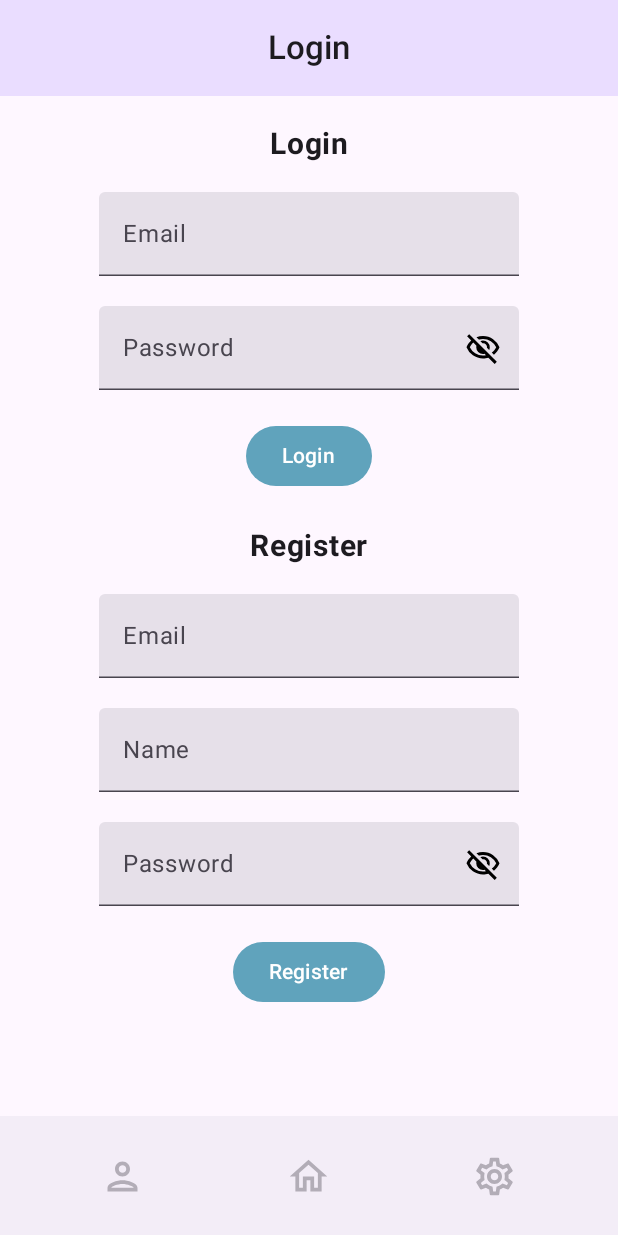
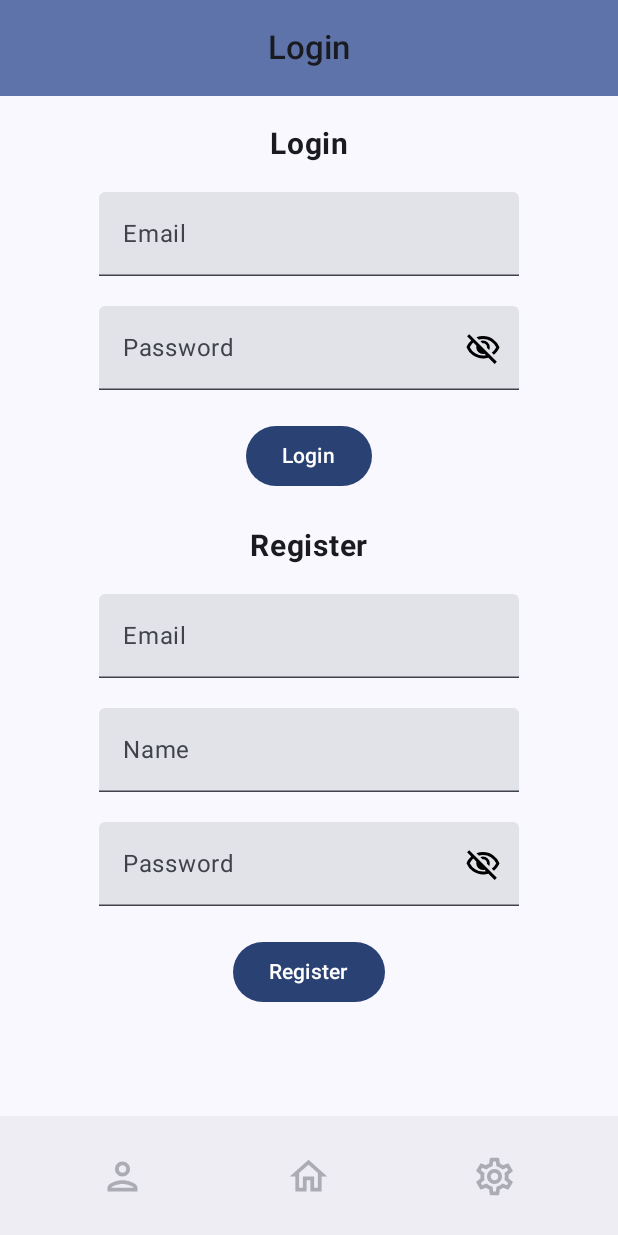
Before and after one commit to alessandro-ricci6/MusicEvents, an Android app built with Jetpack Compose: the screen it shows after launch (MainActivity), on a phone screen of 412 x 824 dp. Run offline under Robolectric (Android 15) with nearby library versions, the phone set to English and light mode, and no system bars; our stand-ins replace Room's generated code; network calls fail; 1 statement that could not run was skipped.

Commit message:
fixed minor bugs

```diff
--- a/app/src/main/java/com/example/musicevents/MainActivity.kt
+++ b/app/src/main/java/com/example/musicevents/MainActivity.kt
@@ -1,6 +1,7 @@
 package com.example.musicevents
 
 import android.os.Bundle
+import android.util.Log
 import androidx.activity.ComponentActivity
 import androidx.activity.compose.setContent
 import androidx.compose.foundation.isSystemInDarkTheme
@@ -30,22 +31,19 @@ class MainActivity : ComponentActivity() {
         super.onCreate(savedInstanceState)
         setContent {
             val settingVm = koinViewModel<SettingsViewModel>()
-            val themeState = settingVm.state.collectAsStateWithLifecycle()
-            val currentTheme = when (themeState.value.theme) {
-                Theme.Light -> false
-                Theme.Dark -> true
-                Theme.System -> isSystemInDarkTheme()
-            }
+            val themeState by settingVm.state.collectAsStateWithLifecycle()
             MusicEventsTheme(
-                darkTheme = currentTheme
+                darkTheme = when (themeState.theme) {
+                    Theme.Light -> false
+                    Theme.Dark -> true
+                    Theme.System -> isSystemInDarkTheme()
+                }
             ) {
                 // A surface container using the 'background' color from the theme
                 Surface(
                     modifier = Modifier.fillMaxSize(),
                     color = MaterialTheme.colorScheme.background
                 ) {
-                    //HomeScreen()
-
                     val navController = rememberNavController()
                     val backStackEntry by navController.currentBackStackEntryAsState()
                     val currentRoute by remember {
--- a/app/src/main/java/com/example/musicevents/ui/Navigation.kt
+++ b/app/src/main/java/com/example/musicevents/ui/Navigation.kt
@@ -48,13 +48,11 @@ fun MusicEventsNavGraph(
     navController: NavHostController,
     modifier: Modifier = Modifier
 ) {
-    //val placesVm = koinViewModel<PlacesViewModel>()
-    //val placesState by placesVm.state.collectAsStateWithLifecycle()
     val loginVm = koinViewModel<LoginViewModel>()
     val userState by loginVm.state.collectAsStateWithLifecycle()
     val homeVm = koinViewModel<HomeViewModel>()
     val userVm = koinViewModel<UserViewModel>()
-    val userId = userVm.userId.collectAsStateWithLifecycle().value
+    val userId by userVm.userId.collectAsStateWithLifecycle()
     val eventVm = koinViewModel<EventViewModel>()
 
     NavHost(
@@ -76,8 +74,8 @@ fun MusicEventsNavGraph(
         with(MusicEventsRoute.Settings) {
             composable(route) {
                 val settingVm = koinViewModel<SettingsViewModel>()
-                val themeState = settingVm.state.collectAsStateWithLifecycle()
-                SettingsScreen(navController, settingVm.actions, themeState.value, userVm.actions)
+                val themeState by settingVm.state.collectAsStateWithLifecycle()
+                SettingsScreen(navController, settingVm.actions, themeState, userVm.actions)
             }
         }
         with(MusicEventsRoute.Profile){
--- a/app/src/main/java/com/example/musicevents/ui/theme/Color.kt
+++ b/app/src/main/java/com/example/musicevents/ui/theme/Color.kt
@@ -11,8 +11,9 @@ val PurpleGrey40 = Color(0xFF625b71)
 val Pink40 = Color(0xFF7D5260)
 
 val DarkPrimaryColor = Color(0xFF303F9F)
+val DarkSecondaryColor = Color(0xFF002966)
+val DarkTertiaryColor = Color(0xFF333333)
+
 val LightPrimaryColor = Color(0xFF60a3bc)
-val DarkSecondaryColor = Color(0xFF002966)
 val LightSecondaryColor = Color(0xFF2980b9)
-val DarkTertiaryColor = Color(0xFF333333)
 val LightTertiaryColor = Color(0xFFFFFFFF)
--- a/app/src/main/java/com/example/musicevents/ui/theme/Theme.kt
+++ b/app/src/main/java/com/example/musicevents/ui/theme/Theme.kt
@@ -26,7 +26,6 @@ private val LightColorScheme = lightColorScheme(
     primary = LightPrimaryColor,
     secondary = LightSecondaryColor,
     tertiary = LightTertiaryColor
-
     /* Other default colors to override
     background = Color(0xFFFFFBFE),
     surface = Color(0xFFFFFBFE),
@@ -43,7 +42,7 @@ private val LightColorScheme = lightColorScheme(
 fun MusicEventsTheme(
     darkTheme: Boolean = isSystemInDarkTheme(),
     // Dynamic color is available on Android 12+
-    dynamicColor: Boolean = false,
+    dynamicColor: Boolean = true,
     content: @Composable () -> Unit
 ) {
     val colorScheme = when {
```
